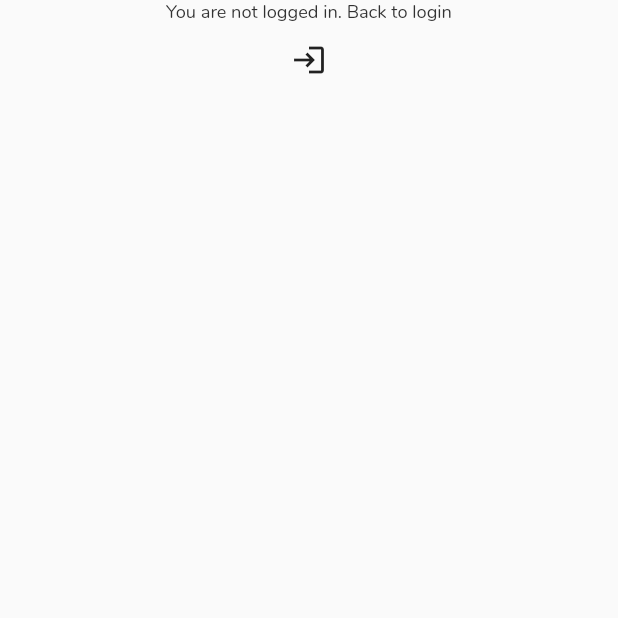
After one commit to Tu98-math/todolist, a Flutter app: the BackToLogin screen opened directly, on a phone screen of 412 x 824 dp, the top half of it. The commit adds this screen. Run offline on Flutter 3.47's test engine with Material 2 defaults, Android fonts, the phone set to English and light mode, and no system bars; our stand-ins replace cached_network_image, cloud_firestore, easy_localization, equatable, firebase_auth, firebase_core and 11 more; accounts and stored records are empty; project files that could hold a hidden picture were left out.

Commit message:
add back to login

```diff
--- a/assets/translations/en-US.json
+++ b/assets/translations/en-US.json
@@ -110,5 +110,7 @@
     "select_user" : "Select user",
     "loading": "Loading",
     "something_went_wrong": "Something went wrong",
-    "please_enter_your_text": "Please enter your text"
+    "please_enter_your_text": "Please enter your text",
+    "back_to_login" : "You are not logged in. Back to login"
+
 }
--- a/lib/constants/strings.dart
+++ b/lib/constants/strings.dart
@@ -85,6 +85,7 @@ class AppStrings {
   static const String menu = 'menu';
   static const String quick = 'quick';
   static const String profile = 'profile';
+  static const String backToLogin = 'back_to_login';
 
   /// [Home] [Add Button]
   static const String addTask = 'add_task';
--- a/lib/pages/home/detail_task/detail_task_page.dart
+++ b/lib/pages/detail_task/detail_task_page.dart
@@ -1,16 +1,17 @@
 import 'package:flutter/material.dart';
 import 'package:image_picker/image_picker.dart';
-import '/pages/home/detail_task/widgets/comment_button.dart';
-import '/pages/home/detail_task/widgets/comment_form.dart';
-import '/pages/home/detail_task/widgets/list_comment.dart';
-import '/pages/home/detail_task/widgets/list_member.dart';
+import '/util/ui/common_widget/back_to_login.dart';
+import 'widgets/comment_button.dart';
+import 'widgets/comment_form.dart';
+import 'widgets/list_comment.dart';
+import 'widgets/list_member.dart';
 import '/models/comment_model.dart';
 import 'widgets/assigned.dart';
 import 'widgets/description.dart';
 import 'widgets/tag.dart';
 import '/models/meta_user_model.dart';
 import '/models/project_model.dart';
-import '../../../util/ui/common_widget/primary_button.dart';
+import '/util/ui/common_widget/primary_button.dart';
 import '/constants/constants.dart';
 import '/util/extension/extension.dart';
 import '/models/task_model.dart';
@@ -70,6 +71,7 @@ class DetailTaskState extends BaseState<DetailTaskPage, DetailTaskViewModel> {
 
   @override
   Widget build(BuildContext context) {
+    if (getVm().user == null) return BackToLogin();
     return Scaffold(
       backgroundColor: Colors.white,
       appBar: buildAppbar(),
--- a/lib/pages/home/home_page.dart
+++ b/lib/pages/home/home_page.dart
@@ -1,6 +1,7 @@
 import 'package:flutter/material.dart';
 import 'package:flutter_svg/svg.dart';
 import 'package:to_do_list/models/project_model.dart';
+import 'package:to_do_list/util/ui/common_widget/back_to_login.dart';
 
 import '/base/base_state.dart';
 import '/constants/constants.dart';
@@ -109,6 +110,7 @@ class HomeState extends BaseState<HomePage, HomeViewModel> {
 
   @override
   Widget build(BuildContext context) {
+    if (getVm().user == null) return BackToLogin();
     return Scaffold(
       body: buildBody(),
       floatingActionButton: AddNewButton(),
--- a/lib/pages/welcome/welcome_page.dart
+++ b/lib/pages/welcome/welcome_page.dart
@@ -28,7 +28,6 @@ class WelcomeState extends BaseState<WelcomePage, WelcomeViewModel> {
   @override
   void initState() {
     super.initState();
-
     init();
   }
 
--- a/lib/routing/app_routes.dart
+++ b/lib/routing/app_routes.dart
@@ -34,8 +34,8 @@ abstract class AppRoutes {
   static const NEW_NOTE = HOME + PATH_NEW_NOTE;
   static const PATH_NEW_CHECK_LIST = '/add_check_list';
   static const NEW_CHECK_LIST = HOME + PATH_NEW_CHECK_LIST;
-  static const PATH_DETAIL_TASK = '/detail_task';
-  static const DETAIL_TASK = HOME + PATH_DETAIL_TASK;
+
+  static const DETAIL_TASK = '/detail_task';
 
   static const LIST_USER_FORM = '/list_user_form';
 }
--- a/lib/routing/route_generator.dart
+++ b/lib/routing/route_generator.dart
@@ -3,7 +3,7 @@ import 'package:get/get.dart';
 import 'package:to_do_list/models/task_model.dart';
 import 'package:to_do_list/pages/auth/forgot_password/forgot_password_page.dart';
 import 'package:to_do_list/pages/auth/reset_password/reset_password_page.dart';
-import 'package:to_do_list/pages/home/detail_task/detail_task_page.dart';
+import 'package:to_do_list/pages/detail_task/detail_task_page.dart';
 import 'package:to_do_list/pages/home/home_page.dart';
 import 'package:to_do_list/pages/list_user_form/list_user_form_page.dart';
 import 'package:to_do_list/pages/new_task/new_task_page.dart';
--- /dev/null
+++ b/lib/util/ui/common_widget/back_to_login.dart
@@ -0,0 +1,36 @@
+import 'package:easy_localization/easy_localization.dart';
+import 'package:flutter/material.dart';
+import 'package:get/get.dart';
+import '/constants/constants.dart';
+import '/util/extension/extension.dart';
+import '/routing/app_routes.dart';
+
+class BackToLogin extends StatefulWidget {
+  const BackToLogin({Key? key}) : super(key: key);
+
+  @override
+  State<BackToLogin> createState() => _BackToLoginState();
+}
+
+class _BackToLoginState extends State<BackToLogin> {
+  @override
+  Widget build(BuildContext context) {
+    return Scaffold(
+      body: Container(
+        width: screenWidth,
+        height: screenHeight,
+        child: Column(
+          children: [
+            AppStrings.backToLogin.plain().b().tr(),
+            IconButton(
+              onPressed: () {
+                Get.offAndToNamed(AppRoutes.SIGN_IN);
+              },
+              icon: Icon(Icons.login),
+            )
+          ],
+        ),
+      ),
+    );
+  }
+}
```
Also changed, not shown: lib/pages/detail_task/detail_task_provider.dart (renamed from lib/pages/home/detail_task/detail_task_provider.dart), lib/pages/detail_task/detail_task_vm.dart (renamed from lib/pages/home/detail_task/detail_task_vm.dart), lib/pages/detail_task/widgets/assigned.dart (renamed from lib/pages/home/detail_task/widgets/assigned.dart), lib/pages/detail_task/widgets/comment_button.dart (renamed from lib/pages/home/detail_task/widgets/comment_button.dart), lib/pages/detail_task/widgets/comment_form.dart (renamed from lib/pages/home/detail_task/widgets/comment_form.dart), lib/pages/detail_task/widgets/description.dart (renamed from lib/pages/home/detail_task/widgets/description.dart), lib/pages/detail_task/widgets/due_date.dart (renamed from lib/pages/home/detail_task/widgets/due_date.dart), lib/pages/detail_task/widgets/list_comment.dart (renamed from lib/pages/home/detail_task/widgets/list_comment.dart), lib/pages/detail_task/widgets/list_member.dart (renamed from lib/pages/home/detail_task/widgets/list_member.dart), lib/pages/detail_task/widgets/tag.dart (renamed from lib/pages/home/detail_task/widgets/tag.dart).
